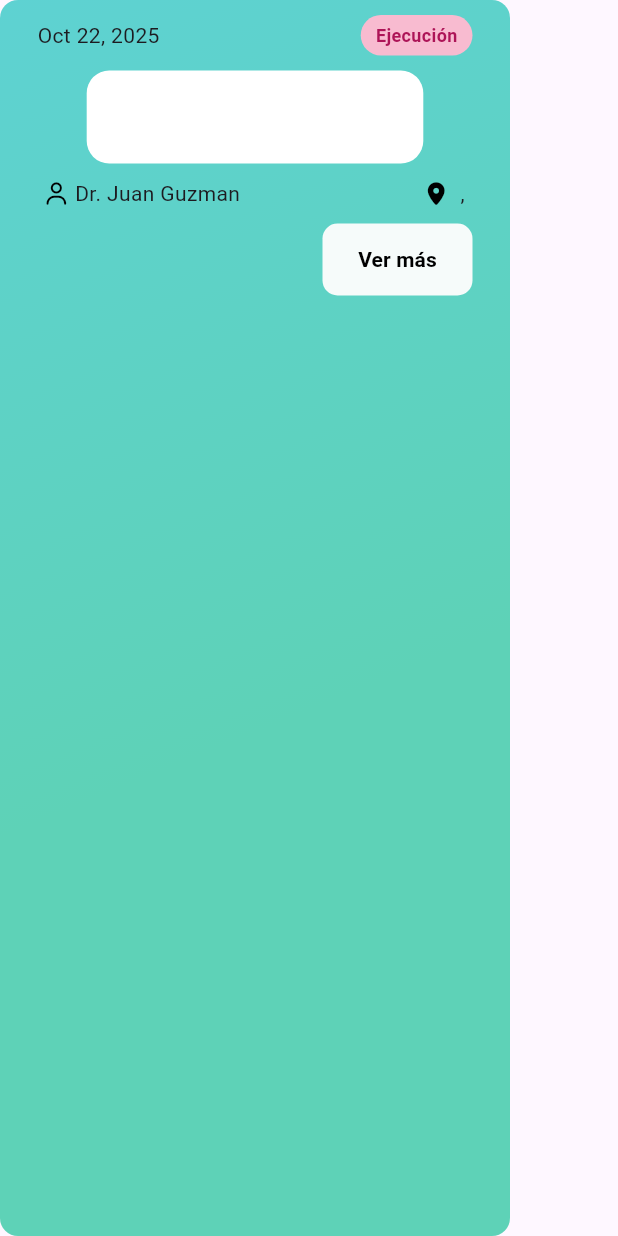
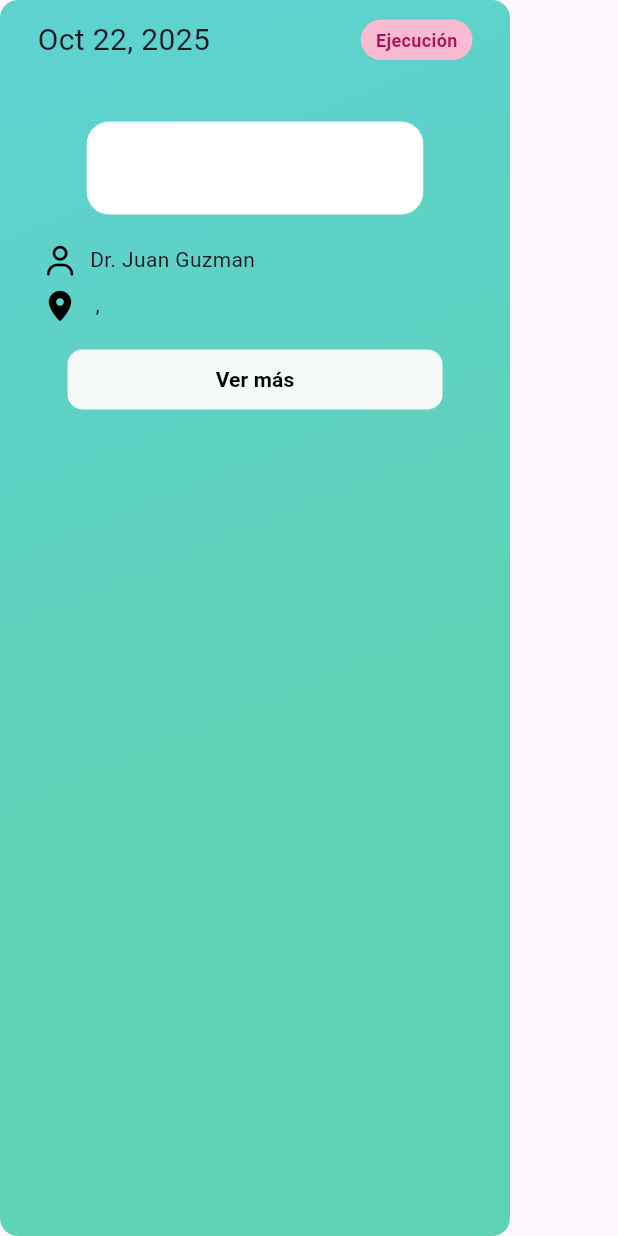
Before and after one commit to Niiko235/poryecto-final-movil, a Flutter app: the CardDashboard widget shown alone on an empty page, opened directly with empty values, on a phone screen of 412 x 824 dp. Run offline on Flutter 3.47's test engine with Material 3 defaults, Android fonts, the phone set to English and light mode, and no system bars; our stand-ins replace font_awesome_flutter; network calls fail.

Commit message:
Cambio en la cardDashboard

```diff
--- a/lib/Global/Widgets/card_dashboard.dart
+++ b/lib/Global/Widgets/card_dashboard.dart
@@ -33,10 +33,13 @@ class CardDashboard extends StatelessWidget {
         mainAxisSize: MainAxisSize.max,
         children: [
           Padding(
-            padding: EdgeInsets.only(left: 25, right: 25, top: 10, bottom: 10),
+            padding: EdgeInsets.only(left: 25, right: 25, top: 12, bottom: 40),
             child: Row(
               mainAxisAlignment: MainAxisAlignment.spaceBetween,
-              children: [Text('${formattedDate}'), _buildTag('Ejecución')],
+              children: [
+                Text('${formattedDate}', style: TextStyle(fontSize: 20)),
+                _buildTag('Ejecución'),
+              ],
             ),
           ),
 
@@ -52,26 +55,23 @@ class CardDashboard extends StatelessWidget {
                 '${data['name']}',
                 textAlign: TextAlign.start,
                 softWrap: true,
-                style: TextStyle(fontWeight: FontWeight.w900, fontSize: 26, height: 1.2),
-
+                style: TextStyle(
+                  fontWeight: FontWeight.w900,
+                  fontSize: 26,
+                  height: 1.2,
+                ),
               ),
             ),
           ),
 
           Padding(
-            padding: EdgeInsets.symmetric(horizontal: 30, vertical: 10),
-            child: Row(
-              mainAxisAlignment: MainAxisAlignment.spaceBetween,
+            padding: EdgeInsets.symmetric(horizontal: 30, vertical: 20),
+            child: Column(
               children: [
-                Expanded(
-                  child: Row(
+                Row(
                   children: [
-                      Icon(
-                        FontAwesomeIcons.user,
-                        color: Colors.black,
-                        size: 15,
-                      ),
-                      SizedBox(width: 5),
+                    Icon(FontAwesomeIcons.user, color: Colors.black, size: 20),
+                    SizedBox(width: 10),
                     Flexible(
                       child: Text(
                         "Dr. Juan Guzman",
@@ -81,18 +81,17 @@ class CardDashboard extends StatelessWidget {
                     ),
                   ],
                 ),
-                ),
-                SizedBox(width: 10),
-                Expanded(
-                  child: Row(
-                    mainAxisAlignment: MainAxisAlignment.end,
+
+                SizedBox(height: 10),
+
+                Row(
                   children: [
                     Icon(
                       FontAwesomeIcons.locationDot,
                       color: Colors.black,
-                        size: 15,
+                      size: 20,
                     ),
-                      SizedBox(width: 5),
+                    SizedBox(width: 10),
                     Flexible(
                       child: Text(
                         '${data['locality']?['city'] ?? '-'}, ${data['locality']?['state'] ?? '-'}',
@@ -103,18 +102,18 @@ class CardDashboard extends StatelessWidget {
                     ),
                   ],
                 ),
-                ),
               ],
             ),
           ),
 
           Padding(
-            padding: EdgeInsets.only(left: 25, right: 25, bottom: 15),
+            padding: EdgeInsets.only(left: 25, right: 25, bottom: 25),
             child: Row(
-              mainAxisAlignment: MainAxisAlignment.end,
+              mainAxisAlignment: MainAxisAlignment.center,
               children: [
                 Container(
-                  width: 100,
+                  width: 250,
+                  height: 40,
                   decoration: BoxDecoration(
                     color: AppColors.getColor(ListColors.c0),
                     borderRadius: BorderRadius.circular(10),
--- a/lib/Global/Widgets/card_point_sample_sampling.dart
+++ b/lib/Global/Widgets/card_point_sample_sampling.dart
@@ -14,7 +14,7 @@ class CardPointSampleSampling extends StatelessWidget {
   @override
   Widget build(BuildContext context) {
     return Container(
-      height: 179,
+      // height: 179,
       width: 340,
       decoration: BoxDecoration(
         gradient: AppGradients.getGradient(ListColors.linearBackground),
--- a/lib/Global/Widgets/details_sampling.dart
+++ b/lib/Global/Widgets/details_sampling.dart
@@ -26,8 +26,10 @@ class DetailsSampling extends StatelessWidget {
     }
 
     return Container(
-      width: 300,
-      height: 320,
+      margin: EdgeInsets.symmetric(horizontal: 20),
+      // width: 300,
+      padding: EdgeInsets.all(20),
+      // height: 320,
       decoration: BoxDecoration(
         color: AppColors.getColor(ListColors.c0),
         borderRadius: BorderRadius.circular(30),
@@ -37,9 +39,10 @@ class DetailsSampling extends StatelessWidget {
         child: Column(
           children: [
             Row(
+              mainAxisAlignment: MainAxisAlignment.spaceBetween,
               children: [
                 SizedBox(
-                  width: 130,
+                  // width: 330,
                   child: Column(
                     crossAxisAlignment: CrossAxisAlignment.start,
                     children: [
@@ -98,9 +101,10 @@ class DetailsSampling extends StatelessWidget {
             ),
             SizedBox(height: 20),
             Row(
+              mainAxisAlignment: MainAxisAlignment.spaceEvenly,
               children: [
                 SizedBox(
-                  width: 130,
+                  // width: 130,
                   child: Column(
                     children: [
                       Icon(
@@ -118,7 +122,7 @@ class DetailsSampling extends StatelessWidget {
                   ),
                 ),
                 SizedBox(
-                  width: 130,
+                  // width: 130,
                   child: Column(
                     children: [
                       Icon(
--- a/lib/src/UI/Modules/Views/sampling.dart
+++ b/lib/src/UI/Modules/Views/sampling.dart
@@ -44,7 +44,7 @@ class Sampling extends StatelessWidget {
           // 2. Contenido Principal (Scrollable)
           SingleChildScrollView(
             child: Padding(
-              padding: const EdgeInsets.symmetric(horizontal: 16.0),
+              padding: const EdgeInsets.symmetric(horizontal: 26.0),
               child: Column(
                 crossAxisAlignment: CrossAxisAlignment.start,
                 children: [
```
Also changed, not shown: pubspec.lock. Lines whose indentation alone changed are shown as unchanged.
